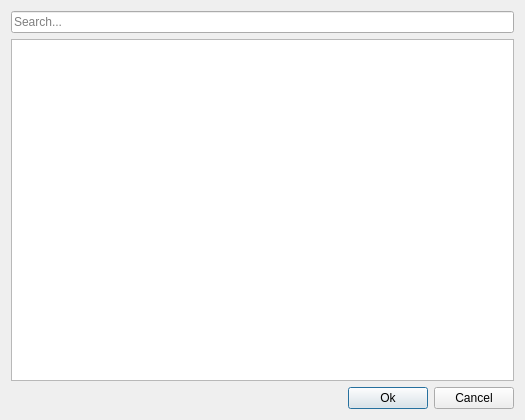
Before: the Qt Designer form UIs/ui_hardware_selector.ui in PippoGot/PRJ_Manager_2020, drawn with Qt 5.
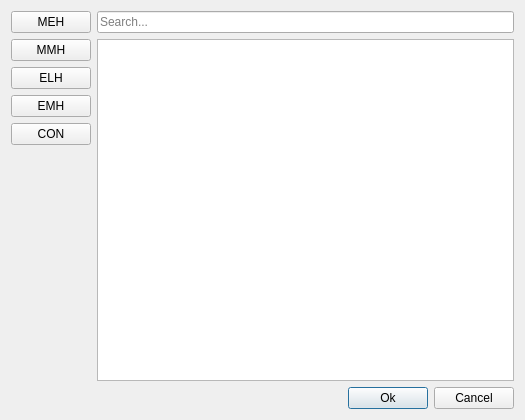
After: the same form once the commit is applied.

Commit message: added source code, fixed adding components and hardware

What changed in the file:
```diff
--- a/UIs/ui_hardware_selector.ui
+++ b/UIs/ui_hardware_selector.ui
@@ -17,6 +17,91 @@
    <string>Hardware Selector</string>
   </property>
   <layout class="QHBoxLayout" name="horizontalLayout_3">
+   <item>
+    <layout class="QVBoxLayout" name="verticalLayout">
+     <property name="leftMargin">
+      <number>0</number>
+     </property>
+     <item>
+      <widget class="QPushButton" name="uiMechanicalButton">
+       <property name="text">
+        <string>MEH</string>
+       </property>
+       <property name="checkable">
+        <bool>true</bool>
+       </property>
+       <property name="autoExclusive">
+        <bool>true</bool>
+       </property>
+      </widget>
+     </item>
+     <item>
+      <widget class="QPushButton" name="uiMeasuredButton">
+       <property name="text">
+        <string>MMH</string>
+       </property>
+       <property name="checkable">
+        <bool>true</bool>
+       </property>
+       <property name="autoExclusive">
+        <bool>true</bool>
+       </property>
+      </widget>
+     </item>
+     <item>
+      <widget class="QPushButton" name="uiElectricalButton">
+       <property name="text">
+        <string>ELH</string>
+       </property>
+       <property name="checkable">
+        <bool>true</bool>
+       </property>
+       <property name="autoExclusive">
+        <bool>true</bool>
+       </property>
+      </widget>
+     </item>
+     <item>
+      <widget class="QPushButton" name="uiElectromechanicalButton">
+       <property name="text">
+        <string>EMH</string>
+       </property>
+       <property name="checkable">
+        <bool>true</bool>
+       </property>
+       <property name="autoExclusive">
+        <bool>true</bool>
+       </property>
+      </widget>
+     </item>
+     <item>
+      <widget class="QPushButton" name="uiConsumableButton">
+       <property name="text">
+        <string>CON</string>
+       </property>
+       <property name="checkable">
+        <bool>true</bool>
+       </property>
+       <property name="autoExclusive">
+        <bool>true</bool>
+       </property>
+      </widget>
+     </item>
+     <item>
+      <spacer name="verticalSpacer">
+       <property name="orientation">
+        <enum>Qt::Vertical</enum>
+       </property>
+       <property name="sizeHint" stdset="0">
+        <size>
+         <width>20</width>
+         <height>40</height>
+        </size>
+       </property>
+      </spacer>
+     </item>
+    </layout>
+   </item>
    <item>
     <layout class="QHBoxLayout" name="uiEditorContainer">
      <item>
```
The commit also changes 33 other files.
